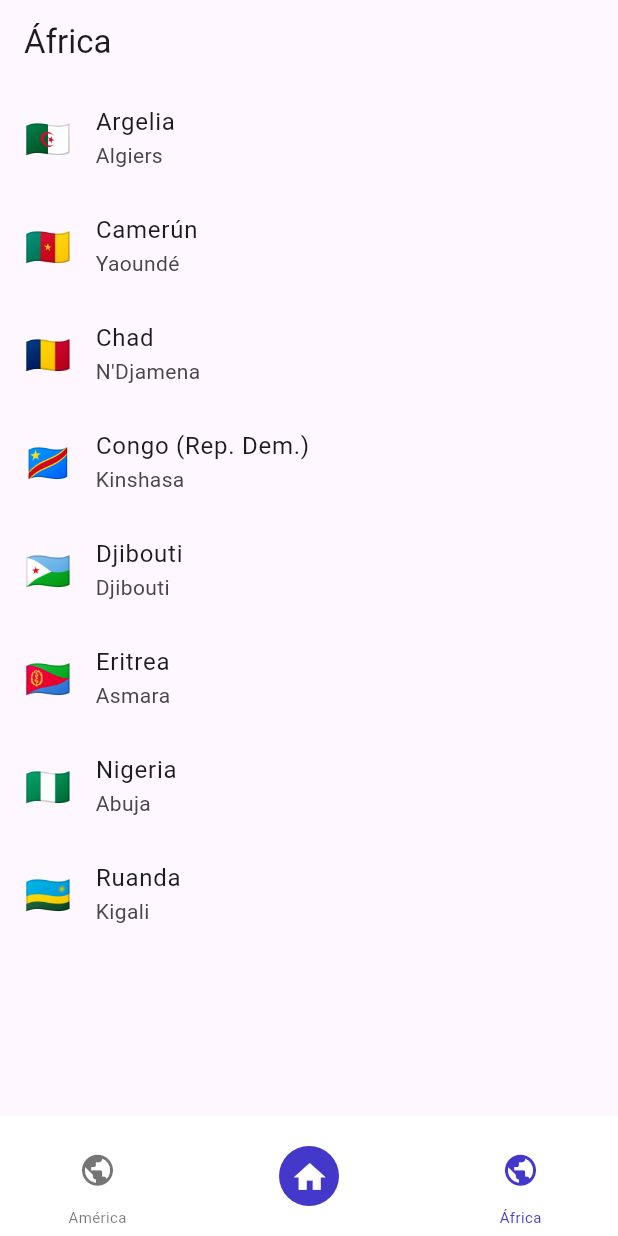
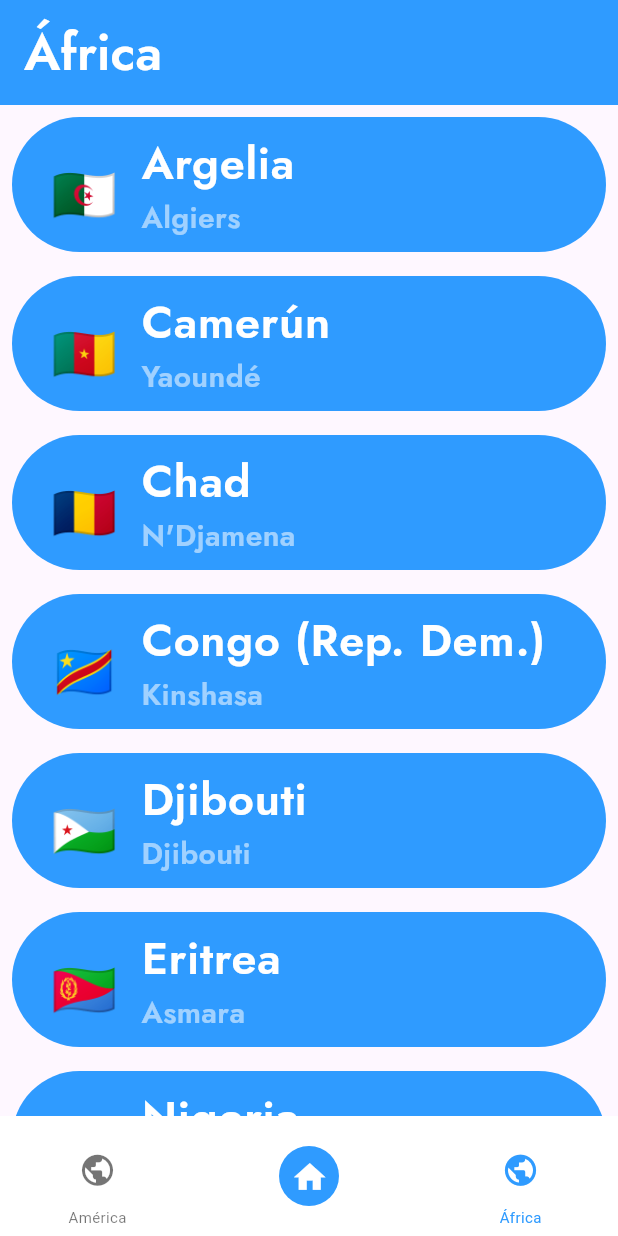
Before and after one commit to Lucas0356/ProyectoFinal-LabComp-IV, a Flutter app: the screen it shows after launch, swiped to page 3, on a phone screen of 412 x 824 dp. Run offline on Flutter 3.47's test engine with Material 3 defaults, Android fonts, the phone set to English and light mode, and no system bars.

Commit message:
Cambio de colores y de estilo.

```diff
--- a/app/lib/bottom_navigation.dart
+++ b/app/lib/bottom_navigation.dart
@@ -1,12 +1,6 @@
 import 'package:flutter/material.dart';
 
 class BottomNavigation extends StatelessWidget {
-  final primaryColor = const Color(0xff4338CA);
-  final secondaryColor = const Color(0xff6D28D9);
-  final accentColor = const Color(0xffffffff);
-  final backgroundColor = const Color(0xffffffff);
-  final errorColor = const Color(0xffEF4444);
-
   final int currentIndex;
   final ValueChanged<int> onPageChanged;
 
@@ -68,7 +62,7 @@ class IconBottomBar extends StatelessWidget {
   final bool selected;
   final Function() onPressed;
 
-  final primaryColor = const Color(0xff4338CA);
+  final primaryColor = const Color(0xFF2F9BFF);
 
   @override
   Widget build(BuildContext context) {
@@ -107,7 +101,7 @@ class IconBottomBar2 extends StatelessWidget {
   final IconData icon;
   final bool selected;
   final Function() onPressed;
-  final primaryColor = const Color(0xff4338CA);
+  final primaryColor = const Color(0xFF2F9BFF);
   @override
   Widget build(BuildContext context) {
     return CircleAvatar(
--- a/app/lib/continent_view.dart
+++ b/app/lib/continent_view.dart
@@ -13,9 +13,17 @@ class ContinentView extends StatelessWidget {
   Widget build(BuildContext context) {
     return Scaffold(
       appBar: AppBar(
+        toolbarHeight: 70,
         automaticallyImplyLeading: false,
-        title:
-            Text(continentName), // Nombre del continente en la parte superior
+        backgroundColor: Color(0xFF2F9BFF),
+        title: Text(
+          continentName,
+          style: const TextStyle(
+              fontFamily: 'Jost', // Fuente que importamos
+              fontSize: 34,
+              fontWeight: FontWeight.w600,
+              color: Colors.white),
+        ), // Nombre del continente en la parte superior
       ),
       body: ListView.builder(
         itemCount: paises.length,
@@ -34,16 +42,43 @@ class _PaisTile extends StatelessWidget {
 
   @override
   Widget build(BuildContext context) {
-    return ListTile(
-      title: Text(pais.name),
-      subtitle: Text(pais.capital[0]),
-      leading: Text(
-        pais.flag,
-        style: TextStyle(fontSize: 25),
+    return Padding(
+      padding: const EdgeInsets.all(8.0),
+      child: ClipRRect(
+        borderRadius: BorderRadius.circular(50),
+        child: Container(
+          color: Color(0xFF2F9BFF),
+          height: 90,
+          width: 200,
+          child: ListTile(
+            title: Text(
+              pais.name,
+              style: const TextStyle(
+                  fontFamily: 'Jost', // Fuente que importamos
+                  fontSize: 30,
+                  fontWeight: FontWeight.w600,
+                  color: Colors.white),
+            ),
+            subtitle: Text(pais.capital[0],
+                style: const TextStyle(
+                    fontFamily: 'Jost', // Fuente que importamos
+                    fontSize: 20,
+                    fontWeight: FontWeight.w600,
+                    color: Colors.white54)),
+            leading: Padding(
+              padding: const EdgeInsets.only(left: 10, top: 10),
+              child: Text(
+                pais.flag,
+                style: const TextStyle(fontSize: 35),
+              ),
+            ),
+            minLeadingWidth: 40,
+            onTap: () {
+              //Navigator.push(context, MaterialPageRoute(builder: (context) => DetallesPaisScreen(pais: pais)));
+            },
+          ),
+        ),
       ),
-      onTap: () {
-        // Navigator.push(context, MaterialPageRoute(builder: (context) => DetallesPaisScreen(pais: pais)));
-      },
     );
   }
 }
```
